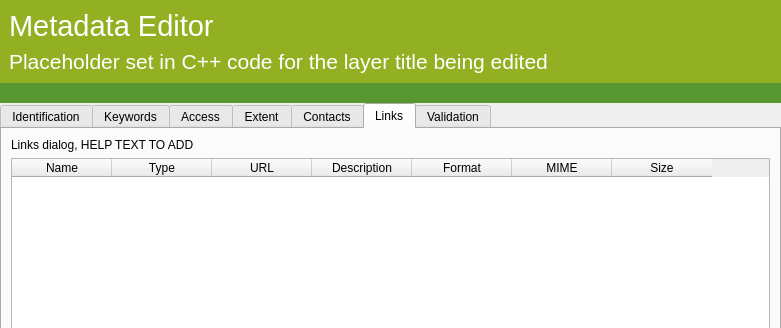
First picture: the form in src/ui/qgsmetadatawizard.ui, repository qgis/QGIS, before the edit; both pictures show x 0 to 781 and y 0 to 328 of the 781 by 712 pixel window.
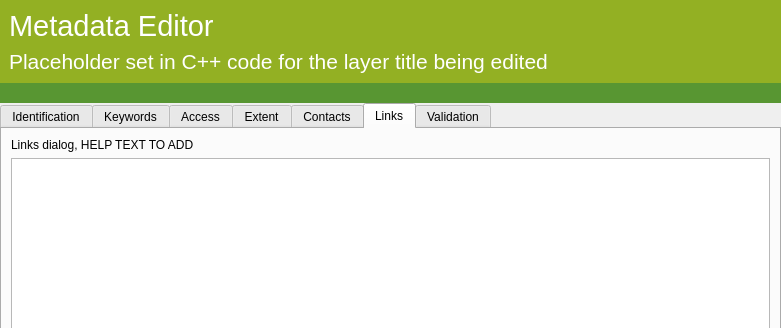
Second picture: the form after the edit. The open tabs and pages were chosen to show the change. Icons and pictures are not drawn. Custom widgets are drawn as their Qt base class.

Commit message: switch from QTableWidget to QTableView for links

```diff
--- a/src/ui/qgsmetadatawizard.ui
+++ b/src/ui/qgsmetadatawizard.ui
@@ -700,7 +700,7 @@
         </widget>
        </item>
        <item>
-        <widget class="QTableWidget" name="tabLinks">
+        <widget class="QTableView" name="tabLinks">
          <property name="alternatingRowColors">
           <bool>true</bool>
          </property>
@@ -710,41 +710,9 @@
          <property name="selectionBehavior">
           <enum>QAbstractItemView::SelectRows</enum>
          </property>
-         <column>
-          <property name="text">
-           <string>Name</string>
-          </property>
-         </column>
-         <column>
-          <property name="text">
-           <string>Type</string>
-          </property>
-         </column>
-         <column>
-          <property name="text">
-           <string>URL</string>
-          </property>
-         </column>
-         <column>
-          <property name="text">
-           <string>Description</string>
-          </property>
-         </column>
-         <column>
-          <property name="text">
-           <string>Format</string>
-          </property>
-         </column>
-         <column>
-          <property name="text">
-           <string>MIME</string>
-          </property>
-         </column>
-         <column>
-          <property name="text">
-           <string>Size</string>
-          </property>
-         </column>
+         <attribute name="horizontalHeaderStretchLastSection">
+          <bool>true</bool>
+         </attribute>
         </widget>
        </item>
        <item>
```
Left out of the diff: 2 changed lines with no effect on the pictures. The commit also changes 2 other files.
